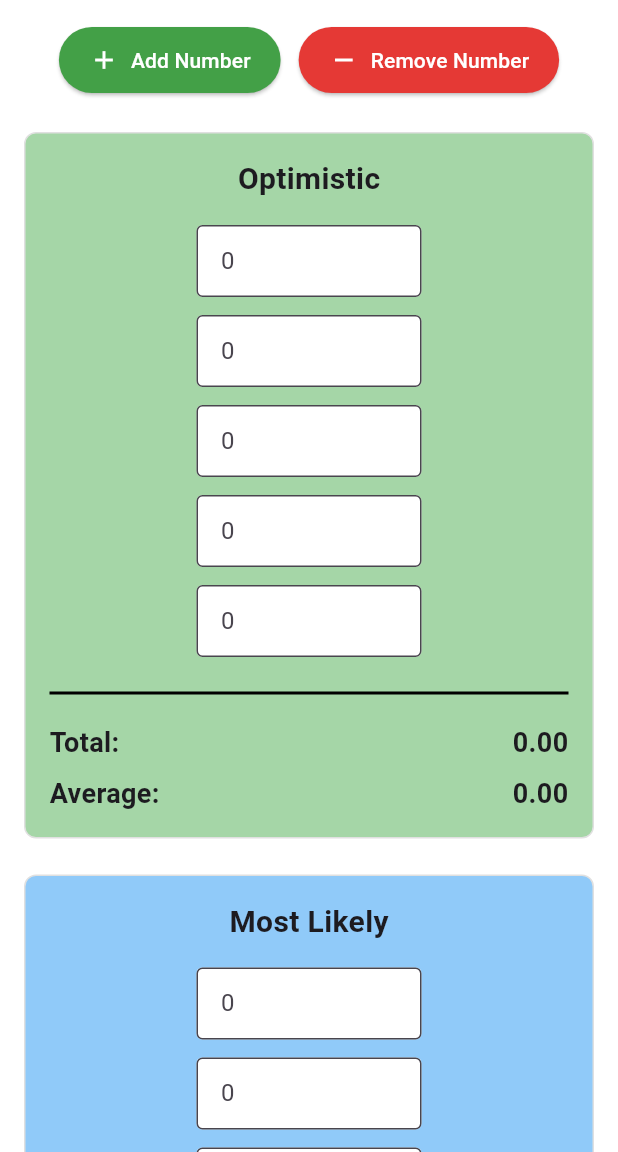
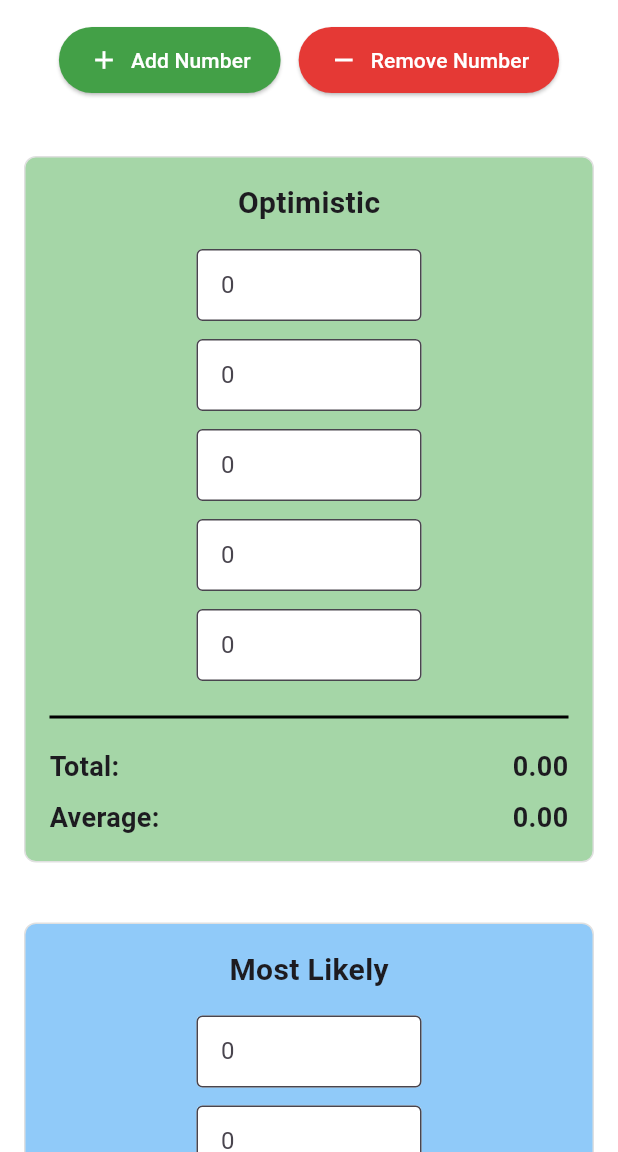
Before and after one commit to AnneH20/pert-calculator-app, a Flutter app: the screen it shows after launch, on a phone screen of 412 x 824 dp, the part 84-1236 px from its top. Run offline on Flutter 3.47's test engine with Material 3 defaults, Android fonts, the phone set to English and light mode, and no system bars.

Commit message:
[UPDATE] Refactor

```diff
--- a/lib/widgets/pert_section.dart
+++ b/lib/widgets/pert_section.dart
@@ -46,7 +46,9 @@ class PertSection extends StatelessWidget {
 
   @override
   Widget build(BuildContext context) {
-    return Container(
+    return Padding(
+      padding: const EdgeInsets.only(top: 16),
+      child: Container(
         padding: const EdgeInsets.all(16),
         decoration: BoxDecoration(
           color: backgroundColor,
@@ -68,6 +70,7 @@ class PertSection extends StatelessWidget {
             buildRow('Total:', total()),
             buildRow('Average:', average()),
           ],
+        ),
       ),
     );
   }
```
Also changed, not shown: lib/pages/pert_estimator_page.dart (+1 -6 lines). Lines whose indentation alone changed are shown as unchanged.
